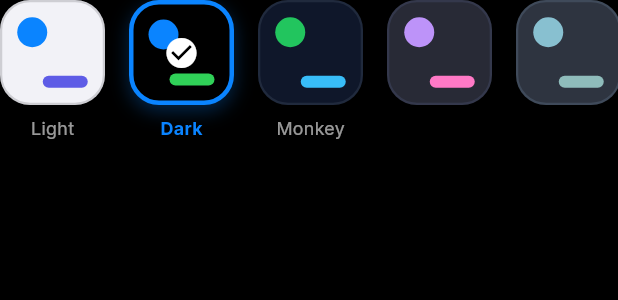
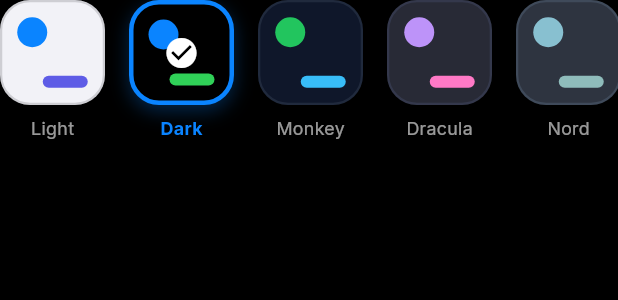
Before and after one commit to salluexez/Alumni-Connect, a Flutter app: the ThemeSelector widget shown alone on an empty page, opened directly, on a phone screen of 412 x 824 dp. Shown: the top 300 px of the screen. Run offline on Flutter 3.47's test engine with Material 3 defaults, Android fonts, the phone set to English and light mode, and no system bars; our stand-ins replace cached_network_image, cloud_firestore, dartz, equatable, firebase_auth, firebase_core and 8 more; missing offline and left inert: agora_rtc_engine; accounts and stored records are empty; generated files the repository leaves out were written again.

Commit message:
feat: update ThemeSelector with Dracula, Nord, Solarized, Midnight, and Cyberpunk names

```diff
--- a/lib/core/widgets/theme_selector.dart
+++ b/lib/core/widgets/theme_selector.dart
@@ -110,6 +110,16 @@
         return 'Dark';
       case ThemeType.monkey:
         return 'Monkey';
+      case ThemeType.dracula:
+        return 'Dracula';
+      case ThemeType.nord:
+        return 'Nord';
+      case ThemeType.solarizedDark:
+        return 'Solarized';
+      case ThemeType.midnight:
+        return 'Midnight';
+      case ThemeType.cyberpunk:
+        return 'Cyberpunk';
     }
   }
 }
```
